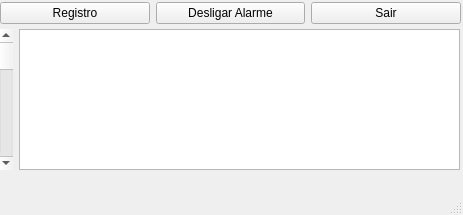
BrenoMartinsDeOliveiraVasconcelos/FrozenChicken, file frozenchicken.ui: the form before one commit.
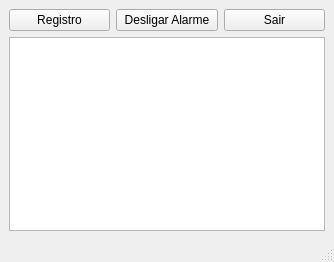
The form after the commit.

```diff
--- a/frozenchicken.ui
+++ b/frozenchicken.ui
@@ -6,20 +6,20 @@
    <rect>
     <x>0</x>
     <y>0</y>
-    <width>463</width>
-    <height>215</height>
+    <width>334</width>
+    <height>262</height>
    </rect>
   </property>
   <property name="minimumSize">
    <size>
-    <width>463</width>
-    <height>215</height>
+    <width>0</width>
+    <height>0</height>
    </size>
   </property>
   <property name="maximumSize">
    <size>
-    <width>463</width>
-    <height>215</height>
+    <width>10000</width>
+    <height>10000</height>
    </size>
   </property>
   <property name="palette">
@@ -33,15 +33,8 @@
    <string>Frozen Chicken</string>
   </property>
   <widget class="QWidget" name="centralwidget">
-   <widget class="QWidget" name="horizontalLayoutWidget">
-    <property name="geometry">
-     <rect>
-      <x>0</x>
-      <y>0</y>
-      <width>461</width>
-      <height>26</height>
-     </rect>
-    </property>
+   <layout class="QVBoxLayout" name="verticalLayout">
+    <item>
     <layout class="QHBoxLayout" name="horizontalLayout">
      <item>
       <widget class="QPushButton" name="registerbut">
@@ -65,29 +58,15 @@
       </widget>
      </item>
     </layout>
-   </widget>
-   <widget class="QWidget" name="horizontalLayoutWidget_2">
-    <property name="geometry">
-     <rect>
-      <x>-1</x>
-      <y>29</y>
-      <width>461</width>
-      <height>141</height>
-     </rect>
-    </property>
+    </item>
+    <item>
     <layout class="QHBoxLayout" name="horizontalLayout_2">
-     <item>
-      <widget class="QScrollBar" name="verticalScrollBar">
-       <property name="orientation">
-        <enum>Qt::Vertical</enum>
-       </property>
-      </widget>
-     </item>
      <item>
       <widget class="QTableWidget" name="registro2"/>
      </item>
     </layout>
-   </widget>
+    </item>
+   </layout>
   </widget>
   <widget class="QMenuBar" name="menubar">
    <property name="geometry">
```
Left out of the diff: 2 changed lines with no effect on the pictures. Lines whose indentation alone changed are shown as unchanged.
